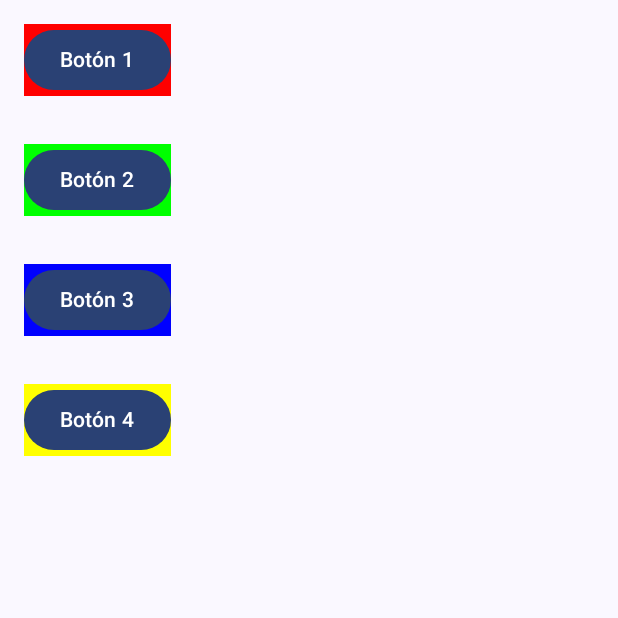
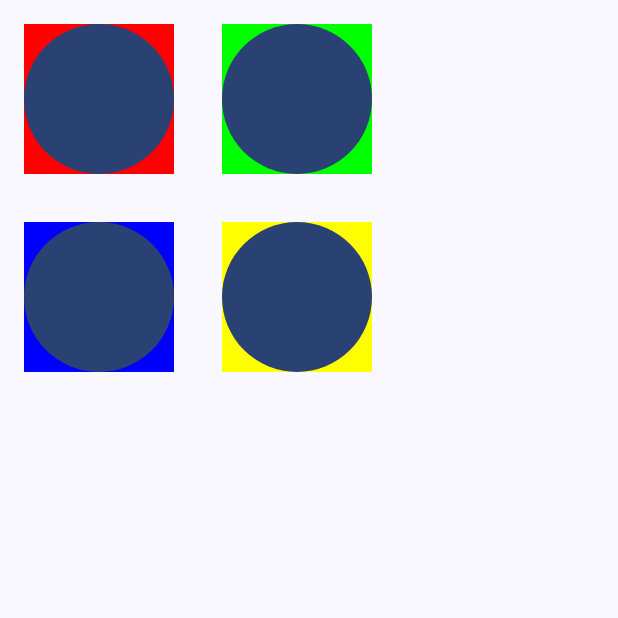
Before and after one commit to emontesadraz/SimonDice2_EstebanMontes, an Android app built with Jetpack Compose: the composable crearBotones shown on its own in the app's theme, on a phone screen of 412 x 824 dp, the top half of it. Run offline under Robolectric (Android 15) with nearby library versions, the phone set to English and light mode, and no system bars.

Commit message:
Añadidas variables y estados a la clase de Datos, MyViewModel creada otra vez (corregida) y añadida la lógica básica. En la clase UI aún se está montando lo que viene siendo la parte visual

```diff
--- a/app/src/main/java/com/example/simondice2_estebanmontes/model/Datos.kt
+++ b/app/src/main/java/com/example/simondice2_estebanmontes/model/Datos.kt
@@ -27,7 +27,7 @@ object Datos {
 
 }
 /*
-    Enum class que define los colores que se van a utilizar en la aplicación.
+    Enum class que define estados de la aplicación.
  */
 enum class estados (val start_activo: Boolean, val boton_activo: Boolean, val colorearSecuencia: Boolean) {
     ESPERANDO(start_activo = true, boton_activo = false, colorearSecuencia = false),
--- a/app/src/main/java/com/example/simondice2_estebanmontes/view/UI.kt
+++ b/app/src/main/java/com/example/simondice2_estebanmontes/view/UI.kt
@@ -1,35 +1,33 @@
 package com.example.simondice2_estebanmontes.view
 
 import androidx.compose.foundation.background
-import androidx.compose.foundation.layout.Column
-import androidx.compose.foundation.layout.padding
+import androidx.compose.foundation.layout.*
 import androidx.compose.material3.Button
-import androidx.compose.material3.Text
 import androidx.compose.runtime.Composable
 import androidx.compose.ui.Modifier
-import androidx.compose.ui.graphics.Color
 import androidx.compose.ui.tooling.preview.Preview
 import androidx.compose.ui.unit.dp
 import com.example.simondice2_estebanmontes.model.Colores
 
 @Composable
-fun UI() {
-    Column {
-        crearBotones()
-    }
-}
-
-@Composable
 fun crearBotones() {
     Column {
-        Colores.values().forEach { color ->
-            Button(
-                onClick = { /*TODO*/ },
-                modifier = Modifier
-                    .padding(16.dp)
-                    .background(color.color)
-            ) {
-                Text("Botón ${color.numColor}")
+        for (i in Colores.values().indices step 2) {
+            Row {
+                for (j in 0..1) {
+                    if (i + j < Colores.values().size) {
+                        val color = Colores.values()[i + j]
+                        Button(
+                            onClick = { /* Acción del botón */ },
+                            modifier = Modifier
+                                .padding(16.dp)
+                                .size(100.dp)
+                                .background(color.color)
+                        ) {
+                            // No text inside the button
+                        }
+                    }
+                }
             }
         }
     }
@@ -37,6 +35,6 @@ fun crearBotones() {
 
 @Composable
 @Preview
-fun PreviewUI() {
-    UI()
+fun PreviewBotones() {
+    crearBotones()
 }
```
Also changed, not shown: app/src/main/java/com/example/simondice2_estebanmontes/modelview/MyViewModel.kt (+57 -4 lines).
